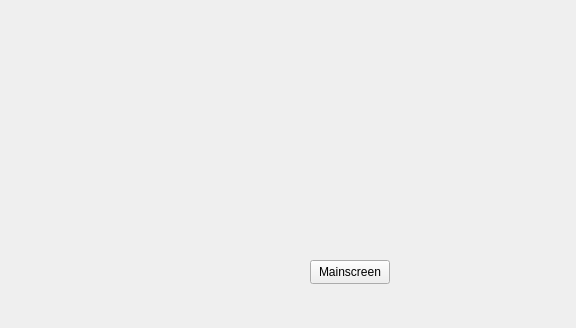
The window that addemployeewindow.ui (Dimcrap/payroll-app) describes before a commit, drawn with Qt 5.
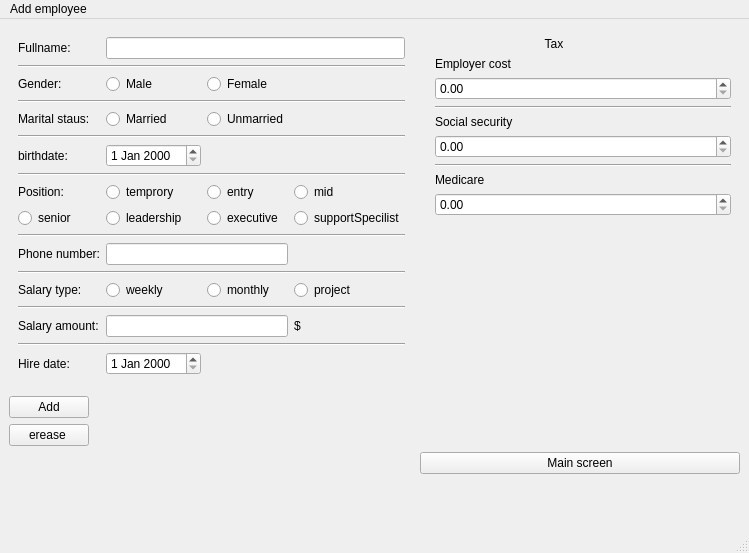
The same window after the commit.

Commit message: making employee adding window structur

Patch:
```diff
--- a/addemployeewindow.ui
+++ b/addemployeewindow.ui
@@ -1,31 +1,394 @@
 <?xml version="1.0" encoding="UTF-8"?>
 <ui version="4.0">
  <class>addemployeewindow</class>
- <widget class="QWidget" name="addemployeewindow">
+ <widget class="QMainWindow" name="addemployeewindow">
   <property name="geometry">
    <rect>
     <x>0</x>
     <y>0</y>
-    <width>576</width>
-    <height>328</height>
+    <width>749</width>
+    <height>553</height>
    </rect>
   </property>
   <property name="windowTitle">
    <string>addemployeewindow</string>
   </property>
-  <widget class="QPushButton" name="backToMain">
+  <widget class="QWidget" name="centralwidget">
+   <layout class="QFormLayout" name="formLayout_2">
+    <item row="0" column="0">
+     <widget class="QWidget" name="widget" native="true">
+      <layout class="QGridLayout" name="gridLayout_2">
+       <item row="14" column="1">
+        <widget class="QRadioButton" name="weeklyB">
+         <property name="text">
+          <string>weekly</string>
+         </property>
+        </widget>
+       </item>
+       <item row="14" column="0">
+        <widget class="QLabel" name="label_6">
+         <property name="text">
+          <string>Salary type:</string>
+         </property>
+        </widget>
+       </item>
+       <item row="11" column="0" colspan="4">
+        <widget class="Line" name="line">
+         <property name="orientation">
+          <enum>Qt::Orientation::Horizontal</enum>
+         </property>
+        </widget>
+       </item>
+       <item row="4" column="0">
+        <widget class="QLabel" name="label_2">
+         <property name="text">
+          <string>Marital staus:</string>
+         </property>
+        </widget>
+       </item>
+       <item row="10" column="3">
+        <widget class="QRadioButton" name="radioButton_11">
+         <property name="text">
+          <string>supportSpecilist</string>
+         </property>
+        </widget>
+       </item>
+       <item row="2" column="1">
+        <widget class="QRadioButton" name="maleB">
+         <property name="text">
+          <string>Male</string>
+         </property>
+        </widget>
+       </item>
+       <item row="12" column="0">
+        <widget class="QLabel" name="label_4">
+         <property name="text">
+          <string>Phone number:</string>
+         </property>
+        </widget>
+       </item>
+       <item row="13" column="0" colspan="4">
+        <widget class="Line" name="line_6">
+         <property name="orientation">
+          <enum>Qt::Orientation::Horizontal</enum>
+         </property>
+        </widget>
+       </item>
+       <item row="9" column="0">
+        <widget class="QLabel" name="PostionLabel">
+         <property name="text">
+          <string>Position:</string>
+         </property>
+        </widget>
+       </item>
+       <item row="1" column="0" colspan="4">
+        <widget class="Line" name="line_5">
+         <property name="orientation">
+          <enum>Qt::Orientation::Horizontal</enum>
+         </property>
+        </widget>
+       </item>
+       <item row="18" column="0">
+        <widget class="QLabel" name="label_8">
+         <property name="text">
+          <string>Hire date:</string>
+         </property>
+        </widget>
+       </item>
+       <item row="16" column="0">
+        <widget class="QLabel" name="label_7">
+         <property name="text">
+          <string>Salary amount:</string>
+         </property>
+        </widget>
+       </item>
+       <item row="16" column="1" colspan="2">
+        <widget class="QLineEdit" name="lineEdit_3"/>
+       </item>
+       <item row="0" column="1" colspan="3">
+        <widget class="QLineEdit" name="name"/>
+       </item>
+       <item row="3" column="0" colspan="4">
+        <widget class="Line" name="line_4">
+         <property name="orientation">
+          <enum>Qt::Orientation::Horizontal</enum>
+         </property>
+        </widget>
+       </item>
+       <item row="6" column="1">
+        <widget class="QDateEdit" name="birthdate"/>
+       </item>
+       <item row="12" column="1" colspan="2">
+        <widget class="QLineEdit" name="lineEdit_2"/>
+       </item>
+       <item row="10" column="0">
+        <widget class="QRadioButton" name="radioButton_8">
+         <property name="text">
+          <string>senior</string>
+         </property>
+        </widget>
+       </item>
+       <item row="2" column="0">
+        <widget class="QLabel" name="label_3">
+         <property name="text">
+          <string>Gender:</string>
+         </property>
+        </widget>
+       </item>
+       <item row="5" column="0" colspan="4">
+        <widget class="Line" name="line_3">
+         <property name="orientation">
+          <enum>Qt::Orientation::Horizontal</enum>
+         </property>
+        </widget>
+       </item>
+       <item row="14" column="2">
+        <widget class="QRadioButton" name="monthlyB">
+         <property name="text">
+          <string>monthly</string>
+         </property>
+        </widget>
+       </item>
+       <item row="18" column="1">
+        <widget class="QDateEdit" name="dateEdit"/>
+       </item>
+       <item row="10" column="2">
+        <widget class="QRadioButton" name="radioButton_10">
+         <property name="text">
+          <string>executive</string>
+         </property>
+        </widget>
+       </item>
+       <item row="8" column="0" colspan="4">
+        <widget class="Line" name="line_2">
+         <property name="orientation">
+          <enum>Qt::Orientation::Horizontal</enum>
+         </property>
+        </widget>
+       </item>
+       <item row="10" column="1">
+        <widget class="QRadioButton" name="radioButton_9">
+         <property name="text">
+          <string>leadership</string>
+         </property>
+        </widget>
+       </item>
+       <item row="16" column="3">
+        <widget class="QLabel" name="label_13">
+         <property name="text">
+          <string>$</string>
+         </property>
+        </widget>
+       </item>
+       <item row="9" column="3">
+        <widget class="QRadioButton" name="radioButton_7">
+         <property name="text">
+          <string>mid</string>
+         </property>
+        </widget>
+       </item>
+       <item row="9" column="2">
+        <widget class="QRadioButton" name="radioButton_6">
+         <property name="text">
+          <string>entry</string>
+         </property>
+        </widget>
+       </item>
+       <item row="14" column="3">
+        <widget class="QRadioButton" name="projectB">
+         <property name="text">
+          <string>project</string>
+         </property>
+        </widget>
+       </item>
+       <item row="17" column="0" colspan="4">
+        <widget class="Line" name="line_8">
+         <property name="orientation">
+          <enum>Qt::Orientation::Horizontal</enum>
+         </property>
+        </widget>
+       </item>
+       <item row="0" column="0">
+        <widget class="QLabel" name="label">
+         <property name="text">
+          <string>Fullname:</string>
+         </property>
+        </widget>
+       </item>
+       <item row="6" column="0">
+        <widget class="QLabel" name="label_5">
+         <property name="text">
+          <string>birthdate:</string>
+         </property>
+        </widget>
+       </item>
+       <item row="15" column="0" colspan="4">
+        <widget class="Line" name="line_7">
+         <property name="orientation">
+          <enum>Qt::Orientation::Horizontal</enum>
+         </property>
+        </widget>
+       </item>
+       <item row="9" column="1">
+        <widget class="QRadioButton" name="radioButton_5">
+         <property name="text">
+          <string>temprory</string>
+         </property>
+        </widget>
+       </item>
+       <item row="2" column="2">
+        <widget class="QRadioButton" name="femaleB">
+         <property name="text">
+          <string>Female</string>
+         </property>
+        </widget>
+       </item>
+       <item row="4" column="1">
+        <widget class="QRadioButton" name="marriedB">
+         <property name="text">
+          <string>Married</string>
+         </property>
+        </widget>
+       </item>
+       <item row="4" column="2">
+        <widget class="QRadioButton" name="unmarriedB">
+         <property name="text">
+          <string>Unmarried</string>
+         </property>
+        </widget>
+       </item>
+      </layout>
+     </widget>
+    </item>
+    <item row="0" column="1">
+     <widget class="QWidget" name="widget_2" native="true">
+      <layout class="QFormLayout" name="formLayout">
+       <item row="0" column="1">
+        <widget class="QLabel" name="label_9">
+         <property name="text">
+          <string>                                 Tax</string>
+         </property>
+        </widget>
+       </item>
+       <item row="1" column="0">
+        <widget class="Line" name="line_9">
+         <property name="orientation">
+          <enum>Qt::Orientation::Horizontal</enum>
+         </property>
+        </widget>
+       </item>
+       <item row="1" column="1">
+        <widget class="QLabel" name="label_10">
+         <property name="text">
+          <string>Employer cost</string>
+         </property>
+        </widget>
+       </item>
+       <item row="2" column="1">
+        <widget class="QDoubleSpinBox" name="doubleSpinBox_2"/>
+       </item>
+       <item row="3" column="1">
+        <widget class="Line" name="line_10">
+         <property name="orientation">
+          <enum>Qt::Orientation::Horizontal</enum>
+         </property>
+        </widget>
+       </item>
+       <item row="4" column="1">
+        <widget class="QLabel" name="label_12">
+         <property name="text">
+          <string>Social security</string>
+         </property>
+        </widget>
+       </item>
+       <item row="5" column="0">
+        <widget class="QWidget" name="widget_3" native="true"/>
+       </item>
+       <item row="5" column="1">
+        <widget class="QDoubleSpinBox" name="doubleSpinBox_3"/>
+       </item>
+       <item row="6" column="1">
+        <widget class="Line" name="line_11">
+         <property name="orientation">
+          <enum>Qt::Orientation::Horizontal</enum>
+         </property>
+        </widget>
+       </item>
+       <item row="7" column="1">
+        <widget class="QLabel" name="label_11">
+         <property name="text">
+          <string>Medicare</string>
+         </property>
+        </widget>
+       </item>
+       <item row="8" column="1">
+        <widget class="QDoubleSpinBox" name="doubleSpinBox"/>
+       </item>
+       <item row="9" column="1">
+        <widget class="QWidget" name="widget_6" native="true"/>
+       </item>
+       <item row="10" column="1">
+        <widget class="QWidget" name="widget_5" native="true"/>
+       </item>
+       <item row="11" column="1">
+        <widget class="QWidget" name="widget_4" native="true"/>
+       </item>
+      </layout>
+     </widget>
+    </item>
+    <item row="7" column="1">
+     <widget class="QPushButton" name="backToMain">
+      <property name="text">
+       <string>Main screen</string>
+      </property>
+     </widget>
+    </item>
+    <item row="7" column="0">
+     <widget class="QWidget" name="widget_7" native="true"/>
+    </item>
+    <item row="2" column="0">
+     <widget class="QFrame" name="frame">
+      <property name="frameShape">
+       <enum>QFrame::Shape::StyledPanel</enum>
+      </property>
+      <property name="frameShadow">
+       <enum>QFrame::Shadow::Raised</enum>
+      </property>
+     </widget>
+    </item>
+    <item row="5" column="0">
+     <widget class="QPushButton" name="pushButton">
+      <property name="text">
+       <string>Add</string>
+      </property>
+     </widget>
+    </item>
+    <item row="6" column="0">
+     <widget class="QPushButton" name="pushButton_2">
+      <property name="text">
+       <string>erease </string>
+      </property>
+     </widget>
+    </item>
+   </layout>
+  </widget>
+  <widget class="QMenuBar" name="menubar">
    <property name="geometry">
     <rect>
-     <x>310</x>
-     <y>260</y>
-     <width>80</width>
-     <height>24</height>
+     <x>0</x>
+     <y>0</y>
+     <width>749</width>
+     <height>21</height>
     </rect>
    </property>
-   <property name="text">
-    <string>Mainscreen</string>
-   </property>
+   <widget class="QMenu" name="menuAdd_employee">
+    <property name="title">
+     <string>Add employee</string>
+    </property>
+   </widget>
+   <addaction name="menuAdd_employee"/>
   </widget>
+  <widget class="QStatusBar" name="statusbar"/>
  </widget>
  <resources/>
  <connections/>
```
Left out of the diff: 2 changed lines with no effect on the pictures. The commit also changes 13 other files.
